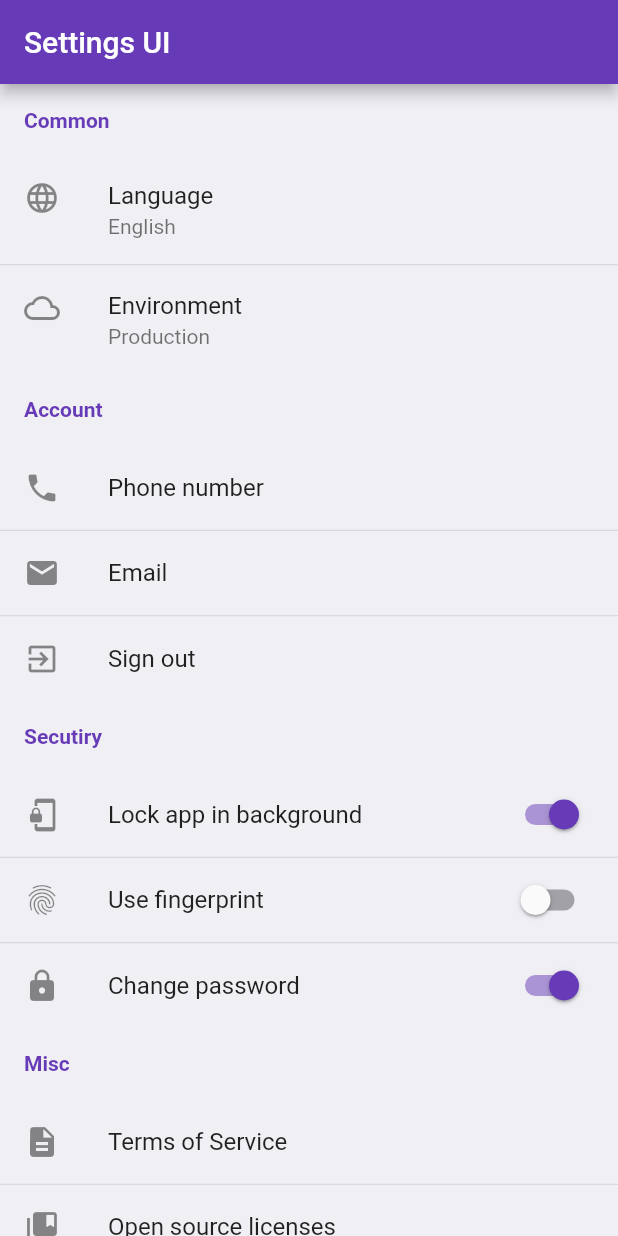
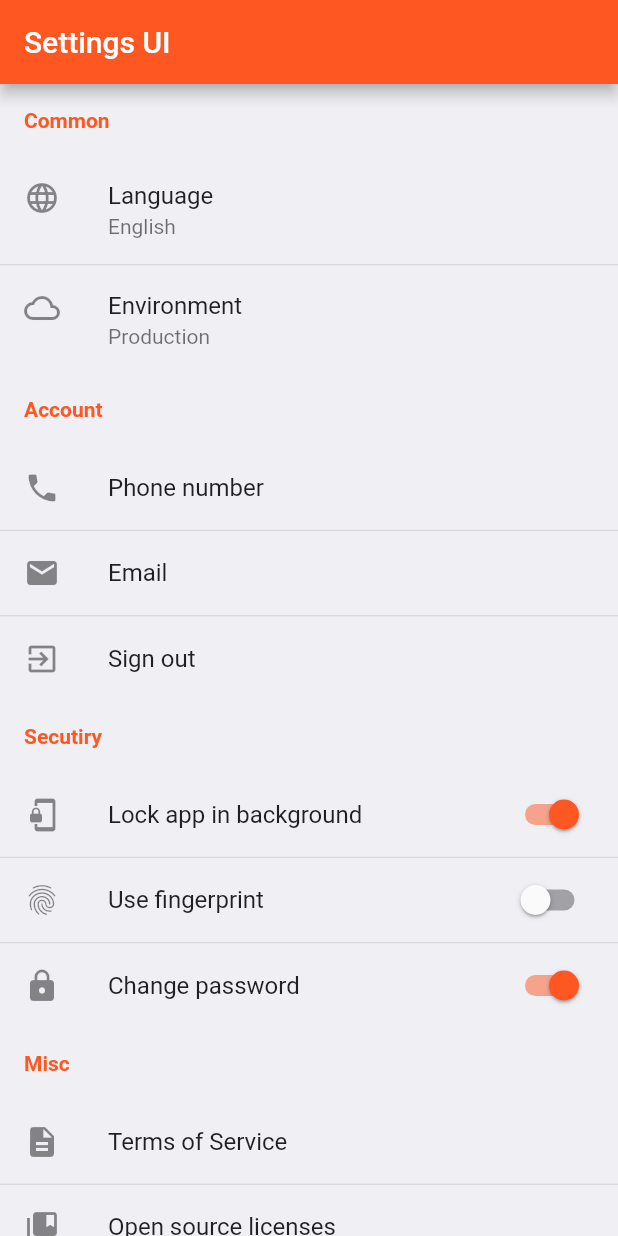
Before and after one commit to yako-dev/flutter-settings-ui, a Flutter app: the screen it shows after launch, on a phone screen of 412 x 824 dp. Run offline on Flutter 3.47's test engine with Material 2 defaults, Android fonts, the phone set to English and light mode, and no system bars.

```diff
--- a/example/lib/main.dart
+++ b/example/lib/main.dart
@@ -11,7 +11,7 @@ class MyApp extends StatelessWidget {
       debugShowCheckedModeBanner: false,
       title: 'Settings UI Demo',
       theme: ThemeData(
-        primarySwatch: Colors.deepPurple,
+        primarySwatch: Colors.deepOrange,
         brightness: Brightness.light,
       ),
       darkTheme: ThemeData(
```
Also changed, not shown: pubspec.yaml (+3 -4 lines), assets/flutter_settings_ui_logo.png (added), 3 other files.
